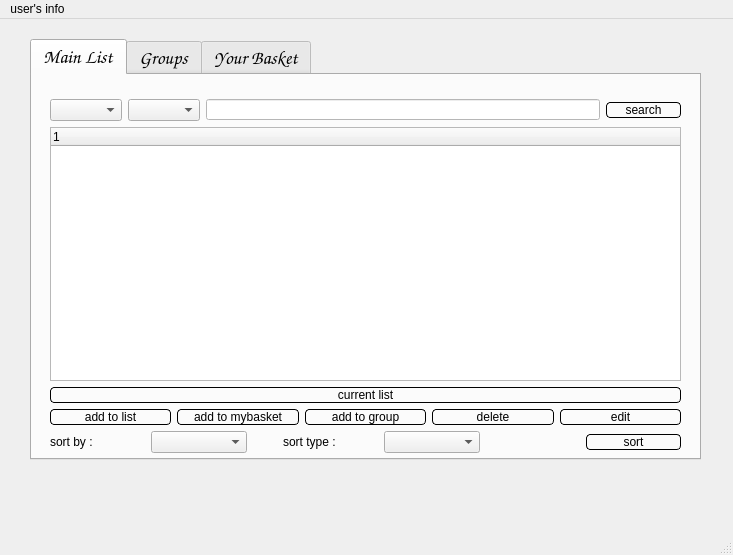
First picture: the form in Store/main_page.ui, repository Mitraaaaa/Store, before the edit.
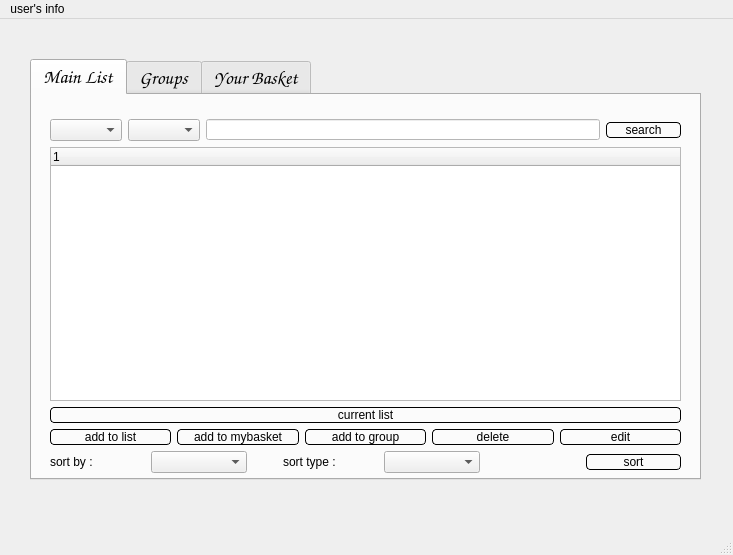
Second picture: the form after the edit. Icons and pictures are not drawn.

Commit message: Open login page after log out

The edit to the form file:
```diff
--- a/Store/main_page.ui
+++ b/Store/main_page.ui
@@ -77,7 +77,7 @@
     <property name="geometry">
      <rect>
       <x>30</x>
-      <y>20</y>
+      <y>40</y>
       <width>671</width>
       <height>421</height>
      </rect>
@@ -724,6 +724,19 @@
      </widget>
     </widget>
    </widget>
+   <widget class="QLabel" name="welcome">
+    <property name="geometry">
+     <rect>
+      <x>30</x>
+      <y>20</y>
+      <width>291</width>
+      <height>16</height>
+     </rect>
+    </property>
+    <property name="text">
+     <string/>
+    </property>
+   </widget>
    <widget class="QWidget" name="">
     <property name="geometry">
      <rect>
```
Left out of the diff: 8 changed lines with no effect on the pictures. The commit also changes 9 other files.
